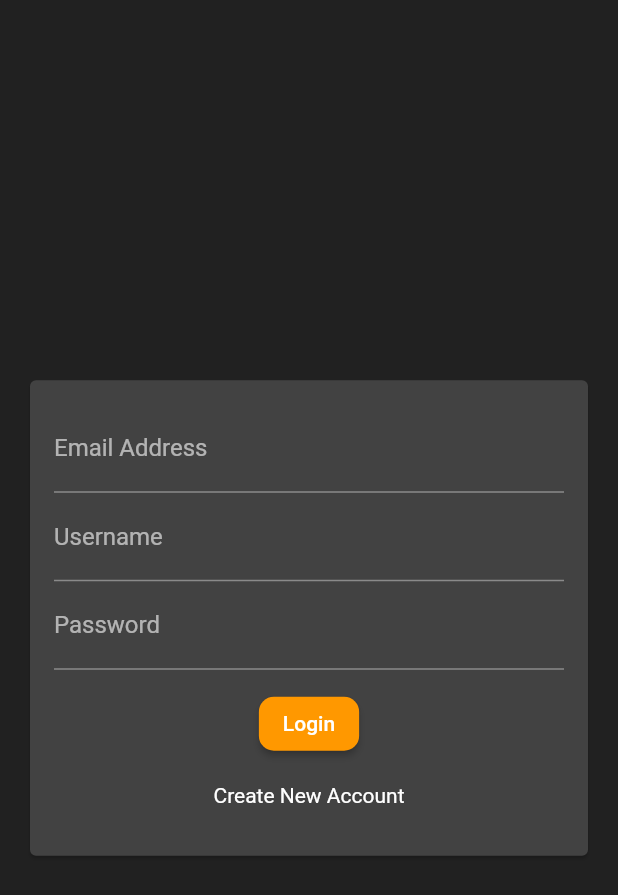
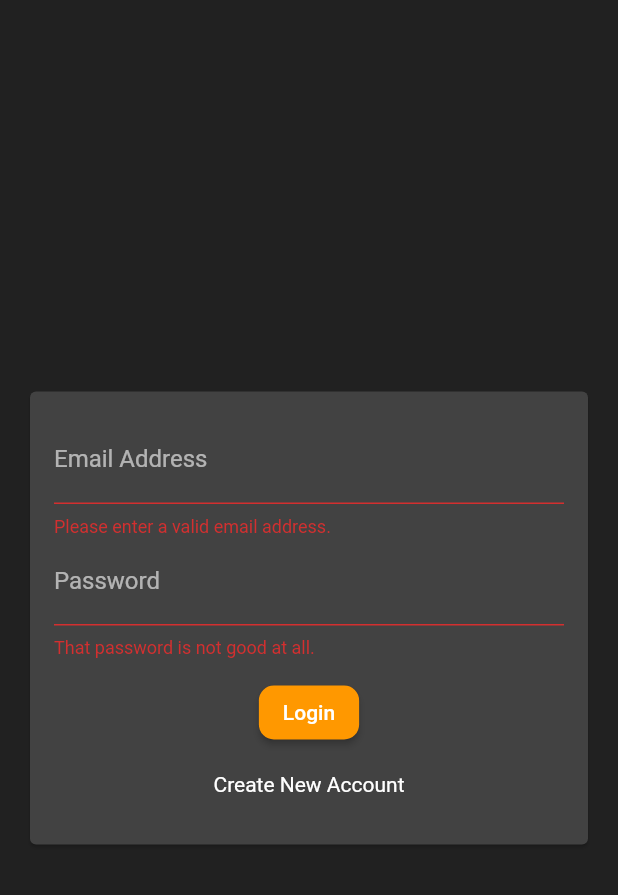
Before and after one commit to berenerchamion/caint, a Flutter app: the screen it shows after launch, after a tap on "Login", on a phone screen of 412 x 824 dp. Shown: the top 895 px of the screen. Run offline on Flutter 3.47's test engine with Material 2 defaults, Android fonts, the phone set to English and light mode, and no system bars; our stand-ins replace cloud_firestore, firebase_core, flutter_dotenv; accounts and stored records are empty.

Commit message:
Fixing uup keys in the form

```diff
--- a/lib/widgets/auth_form.dart
+++ b/lib/widgets/auth_form.dart
@@ -9,6 +9,7 @@ class AuthForm extends StatefulWidget {
 
 class _AuthFormState extends State<AuthForm> {
   final _formKey = GlobalKey<FormState>();
+  bool _isLogin = true;
   String _userEmail = '';
   String _userName = '';
   String _userPassword = '';
@@ -20,6 +21,9 @@ class _AuthFormState extends State<AuthForm> {
 
     if (isValid) {
       _formKey.currentState!.save();
+      print(_userName);
+      print(_userEmail);
+      print(_userPassword);
     }
   }
 
@@ -37,6 +41,7 @@ class _AuthFormState extends State<AuthForm> {
                 mainAxisSize: MainAxisSize.min,
                 children: <Widget>[
                   TextFormField(
+                    key: ValueKey('userEmail'),
                     validator: (value) {
                       if (value == null || value.isEmpty || !value.contains('@')) {
                         return 'Please enter a valid email address.';
@@ -51,7 +56,9 @@ class _AuthFormState extends State<AuthForm> {
                       _userEmail = value!;
                     },
                   ),
+                  if (!_isLogin) //Special conditional
                   TextFormField(
+                    key: ValueKey('userName'),
                     validator: (value) {
                       if (value == null || value.length < 8) {
                         return 'Come on enter a reasonable username.';
@@ -59,13 +66,14 @@ class _AuthFormState extends State<AuthForm> {
                       return null;
                     },
                     decoration: InputDecoration(
-                      labelText: 'Username',
+                      labelText: 'User Name',
                     ),
                     onSaved: (value) {
                       _userName = value!;
                     },
                   ),
                   TextFormField(
+                    key: ValueKey('userPassword'),
                     validator: (value) {
                       String pattern =
                           r'^(?=.*?[A-Z])(?=.*?[a-z])(?=.*?[0-9])(?=.*?[!@#\$&*~]).{8,}$';
@@ -90,12 +98,16 @@ class _AuthFormState extends State<AuthForm> {
                     height: 12,
                   ),
                   ElevatedButton(
-                    child: Text('Login'),
-                    onPressed: () {},
+                    child: Text(_isLogin ? 'Login' : 'Sign Up'),
+                    onPressed: _trySubmit,
                   ),
                   TextButton(
-                    child: Text('Create New Account'),
-                    onPressed: () {},
+                    child: Text(_isLogin ? 'Create New Account' : 'I already have an account'),
+                    onPressed: () {
+                      setState(() {
+                        _isLogin = !_isLogin;
+                      });
+                    },
                     style: TextButton.styleFrom(
                       primary: Colors.white,
                       textStyle: TextStyle(
```
